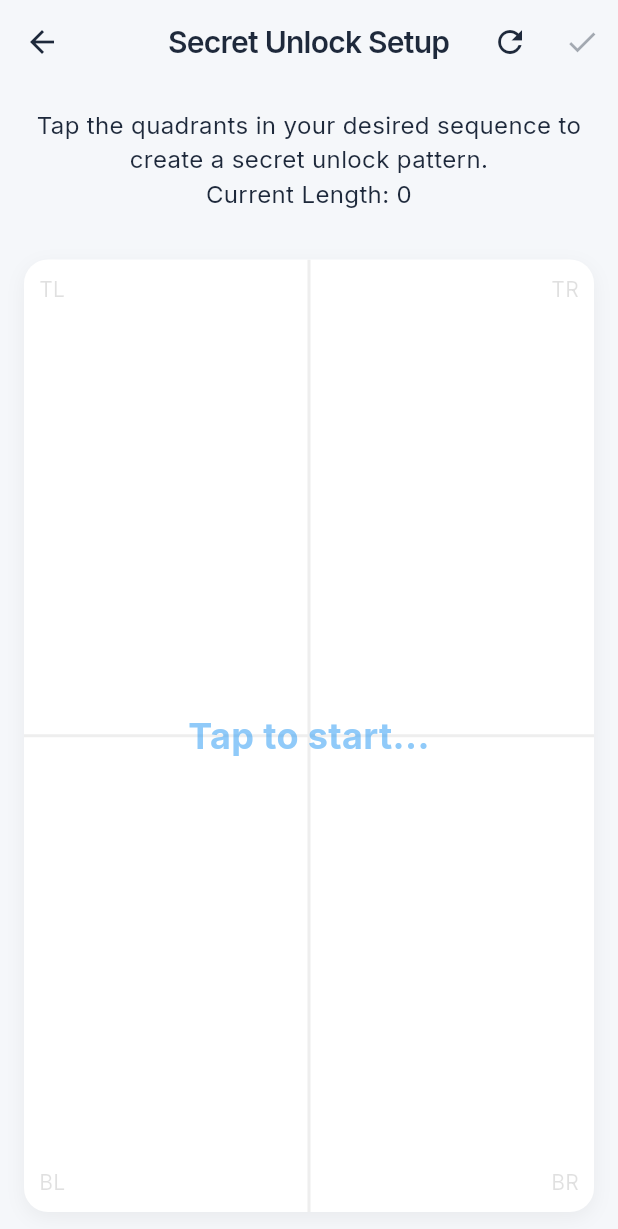
After one commit to KiloMikeTango/Privacy-Protection, a Flutter app: the SecretSetupScreen screen opened by its route, on a phone screen of 412 x 824 dp. The commit adds this screen. Shown: the top 1229 px of the screen. Run offline on Flutter 3.47's test engine with Material 3 defaults, Android fonts, the phone set to English and light mode, and no system bars; our stand-ins replace flutter_staggered_animations, google_fonts.

Commit message:
secret-unlock: implemented  basic invisible tap pattern lock

```diff
--- a/lib/main.dart
+++ b/lib/main.dart
@@ -2,6 +2,7 @@ import 'package:flutter/material.dart';
 import 'package:google_fonts/google_fonts.dart';
 import 'screens/home_screen.dart';
 import 'screens/protected_apps_screen.dart';
+import 'screens/secret_setup_screen.dart';
 
 void main() {
   runApp(const PrivacyProtectionApp());
@@ -19,6 +20,7 @@ class PrivacyProtectionApp extends StatelessWidget {
       routes: {
         '/': (_) => const HomeScreen(),
         '/protected': (_) => const ProtectedAppsScreen(),
+        '/secret_setup': (_) => const SecretSetupScreen(),
       },
       initialRoute: '/',
     );
--- a/lib/screens/home_screen.dart
+++ b/lib/screens/home_screen.dart
@@ -133,7 +133,7 @@ class _HomeScreenState extends State<HomeScreen> {
                                             color: _running
                                                 ? colorScheme.primary
                                                 : colorScheme.secondary,
-                                            fontWeight: FontWeight.w600,
+                                            fontWeight: FontWeight.w800,
                                           ),
                                     ),
                                   ),
@@ -166,6 +166,13 @@ class _HomeScreenState extends State<HomeScreen> {
                                 ),
                               ),
                             ),
+                            const SizedBox(height: 16),
+                            NavCard(
+                              title: 'Secret Unlock',
+                              subtitle: 'Configure tap pattern',
+                              icon: Icons.security_rounded,
+                              onTap: () => Navigator.of(context).pushNamed('/secret_setup'),
+                            ),
                           ],
                         ),
                       ),
--- /dev/null
+++ b/lib/screens/secret_setup_screen.dart
@@ -0,0 +1,165 @@
+import 'package:flutter/material.dart';
+import 'package:flutter/services.dart';
+import 'package:google_fonts/google_fonts.dart';
+
+class SecretSetupScreen extends StatefulWidget {
+  const SecretSetupScreen({super.key});
+
+  @override
+  State<SecretSetupScreen> createState() => _SecretSetupScreenState();
+}
+
+class _SecretSetupScreenState extends State<SecretSetupScreen> {
+  static const MethodChannel _channel = MethodChannel('privacy_protection');
+  final List<int> _pattern = [];
+  bool _saving = false;
+
+  void _handleTap(TapUpDetails details, Size size) {
+    final x = details.localPosition.dx;
+    final y = details.localPosition.dy;
+    final w = size.width;
+    final h = size.height;
+
+    int col = (x < w / 2) ? 0 : 1;
+    int row = (y < h / 2) ? 0 : 1;
+    int quadrant = row * 2 + col; // 0=TL, 1=TR, 2=BL, 3=BR
+
+    setState(() {
+      _pattern.add(quadrant);
+    });
+  }
+
+  Future<void> _save() async {
+    if (_pattern.isEmpty) return;
+    setState(() => _saving = true);
+    try {
+      await _channel.invokeMethod('saveSecretPattern', _pattern);
+      if (mounted) {
+        ScaffoldMessenger.of(context).showSnackBar(
+          const SnackBar(content: Text('Secret pattern saved!')),
+        );
+        Navigator.pop(context);
+      }
+    } catch (e) {
+      if (mounted) {
+        ScaffoldMessenger.of(context).showSnackBar(
+          SnackBar(content: Text('Error: $e')),
+        );
+      }
+    } finally {
+      if (mounted) setState(() => _saving = false);
+    }
+  }
+
+  String _qName(int q) {
+    switch(q) {
+      case 0: return "TL"; // Top-Left
+      case 1: return "TR"; // Top-Right
+      case 2: return "BL"; // Bottom-Left
+      case 3: return "BR"; // Bottom-Right
+      default: return "?";
+    }
+  }
+
+  @override
+  Widget build(BuildContext context) {
+    return Scaffold(
+      appBar: AppBar(
+        title: const Text('Secret Unlock Setup'),
+        actions: [
+          IconButton(
+            icon: const Icon(Icons.refresh),
+            onPressed: () => setState(() => _pattern.clear()),
+            tooltip: 'Reset',
+          ),
+          IconButton(
+            icon: const Icon(Icons.check),
+            onPressed: _pattern.isNotEmpty && !_saving ? _save : null,
+            tooltip: 'Save',
+          ),
+        ],
+      ),
+      body: Column(
+        children: [
+          Padding(
+            padding: const EdgeInsets.all(16.0),
+            child: Text(
+              'Tap the quadrants in your desired sequence to create a secret unlock pattern.\n'
+              'Current Length: ${_pattern.length}',
+              textAlign: TextAlign.center,
+              style: GoogleFonts.inter(fontSize: 16),
+            ),
+          ),
+          Expanded(
+            child: LayoutBuilder(
+              builder: (context, constraints) {
+                return GestureDetector(
+                  onTapUp: (details) => _handleTap(details, constraints.biggest),
+                  child: Container(
+                    margin: const EdgeInsets.all(16),
+                    decoration: BoxDecoration(
+                      color: Colors.white,
+                      borderRadius: BorderRadius.circular(16),
+                      boxShadow: [
+                        BoxShadow(
+                          color: Colors.black.withOpacity(0.05),
+                          blurRadius: 10,
+                          offset: const Offset(0, 4),
+                        ),
+                      ],
+                    ),
+                    child: ClipRRect(
+                      borderRadius: BorderRadius.circular(16),
+                      child: Stack(
+                        children: [
+                          // Grid lines
+                          Center(
+                            child: Container(
+                              width: 2,
+                              height: double.infinity,
+                              color: Colors.grey.shade200,
+                            ),
+                          ),
+                          Center(
+                            child: Container(
+                              width: double.infinity,
+                              height: 2,
+                              color: Colors.grey.shade200,
+                            ),
+                          ),
+                          // Quadrant Labels
+                          const Positioned(top: 10, left: 10, child: Text("TL", style: TextStyle(color: Colors.black12))),
+                          const Positioned(top: 10, right: 10, child: Text("TR", style: TextStyle(color: Colors.black12))),
+                          const Positioned(bottom: 10, left: 10, child: Text("BL", style: TextStyle(color: Colors.black12))),
+                          const Positioned(bottom: 10, right: 10, child: Text("BR", style: TextStyle(color: Colors.black12))),
+
+                          // Pattern Display
+                          Center(
+                            child: Padding(
+                              padding: const EdgeInsets.all(20.0),
+                              child: Text(
+                                _pattern.isEmpty
+                                  ? 'Tap to start...'
+                                  : _pattern.map(_qName).join(' -> '),
+                                textAlign: TextAlign.center,
+                                style: GoogleFonts.inter(
+                                  fontSize: 24,
+                                  fontWeight: FontWeight.bold,
+                                  color: Colors.blue.withOpacity(0.5),
+                                ),
+                              ),
+                            ),
+                          ),
+                        ],
+                      ),
+                    ),
+                  ),
+                );
+              },
+            ),
+          ),
+        ],
+      ),
+    );
+  }
+}
```
Also changed, not shown: 2 other files.
